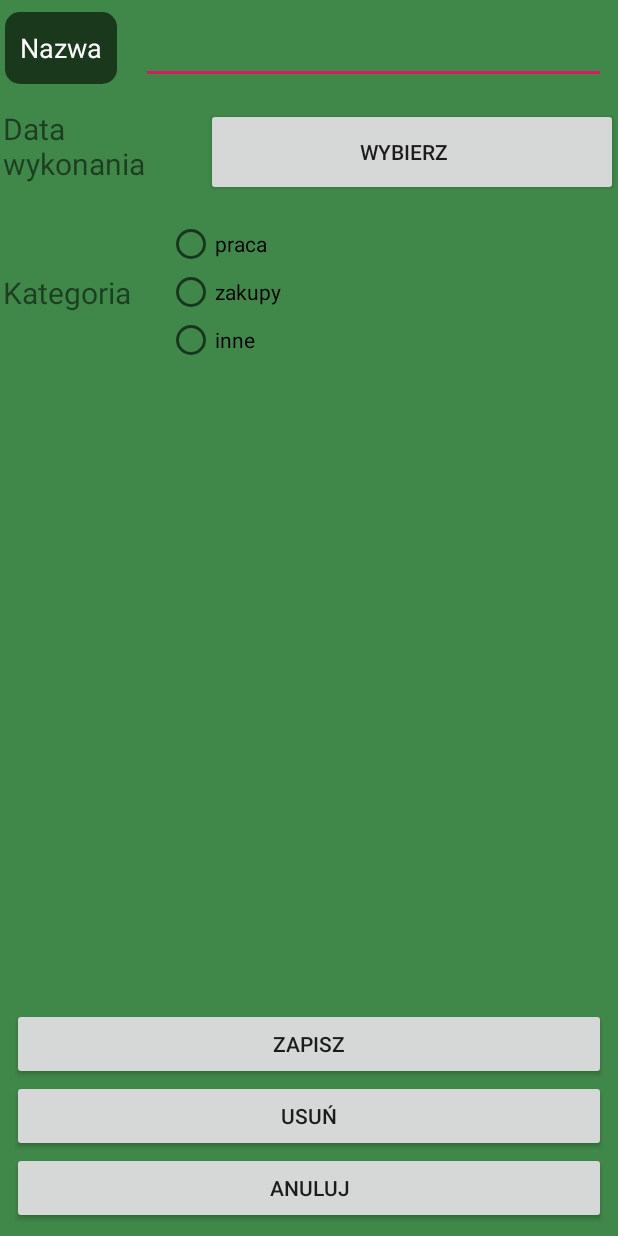
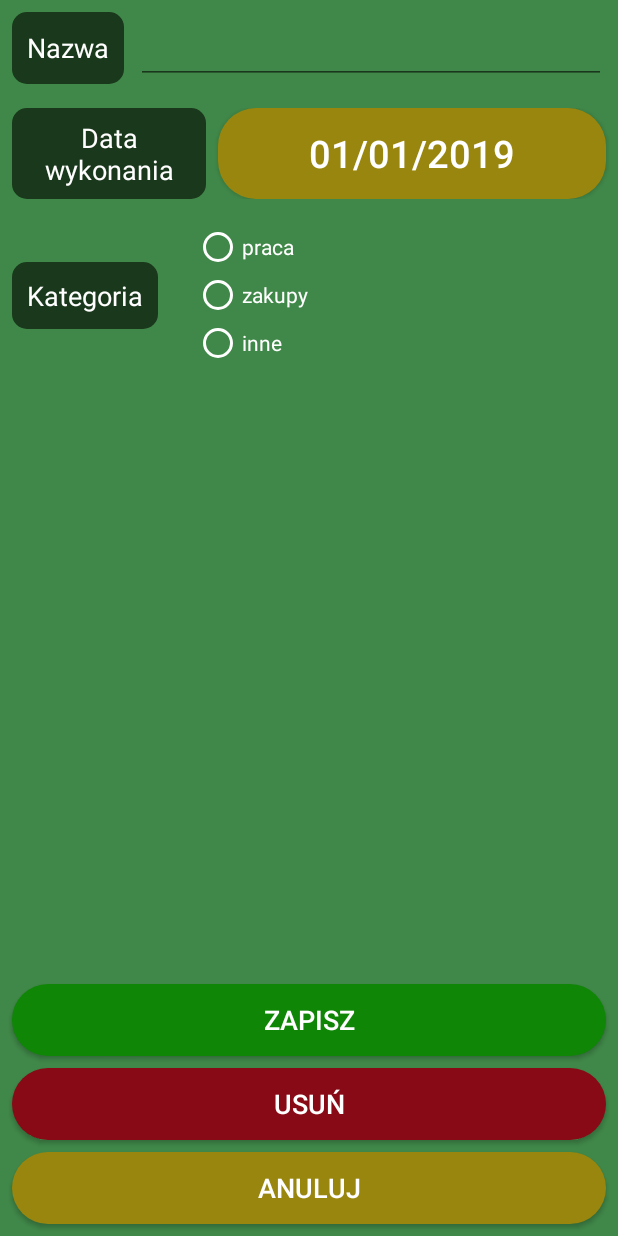
Before and after one commit to Rafi6677/ToDo-App---Android, an Android app: the layout activity_edit_task.xml on its own in the app's theme, with its tools: preview values and no code run, on a phone screen of 412 x 824 dp. Run offline under Robolectric (Android 15) with nearby library versions, the phone set to English and light mode, and no system bars.

Commit message:
Added scrollview to EditTaskActivity

```diff
--- a/app/src/main/java/com/example/todoapp/activities/EditTaskActivity.kt
+++ b/app/src/main/java/com/example/todoapp/activities/EditTaskActivity.kt
@@ -24,6 +24,8 @@ class EditTaskActivity : AppCompatActivity() {
     override fun onCreate(savedInstanceState: Bundle?) {
         super.onCreate(savedInstanceState)
         setContentView(R.layout.activity_edit_task)
+
+        supportActionBar?.title = "Edytuj zadanie:"
 
         setupData()
         prepareButtons()
--- a/app/src/main/res/layout/activity_add_task.xml
+++ b/app/src/main/res/layout/activity_add_task.xml
@@ -16,7 +16,8 @@
             app:layout_constraintEnd_toEndOf="parent"
             app:layout_constraintBottom_toTopOf="@+id/addTask_AddTaskButton" android:id="@+id/scrollView_AddTask"
             app:layout_constraintTop_toTopOf="parent"
-            app:layout_constraintHorizontal_bias="0.0" app:layout_constraintVertical_bias="0.0">
+            app:layout_constraintHorizontal_bias="0.0" app:layout_constraintVertical_bias="0.0"
+            android:layout_marginBottom="8dp">
         <android.support.constraint.ConstraintLayout
                 android:layout_width="match_parent"
                 android:layout_height="wrap_content" android:minWidth="100dp" android:minHeight="100dp">
@@ -30,11 +31,12 @@
                     android:gravity="center"
                     android:paddingLeft="10dp"
                     android:paddingRight="10dp"
+                    android:layout_marginStart="8dp"
                     app:layout_constraintStart_toStartOf="parent"
                     app:layout_constraintTop_toTopOf="@+id/taskName_AddTaskEditText"
                     app:layout_constraintBottom_toBottomOf="@+id/taskName_AddTaskEditText"
                     android:textColor="@android:color/white"
-                    android:background="@drawable/task_list_row_title_background" android:layout_marginStart="8dp"
+                    android:background="@drawable/task_list_row_title_background"
                     app:layout_constraintVertical_bias="1.0"/>
             <EditText
                     android:layout_width="0dp"
@@ -46,10 +48,10 @@
                     android:textSize="18sp"
                     android:layout_marginEnd="8dp"
                     app:layout_constraintEnd_toEndOf="parent"
+                    android:layout_marginStart="8dp"
                     android:layout_marginTop="8dp"
                     app:layout_constraintTop_toTopOf="parent"
                     android:hint="@string/new_task_name_hint"
-                    android:layout_marginStart="8dp"
                     app:layout_constraintHorizontal_bias="1.0"
                     android:textColor="@android:color/white"
                     android:textColorHint="@android:color/white"/>
@@ -155,9 +157,10 @@
             android:layout_marginStart="8dp"
             android:background="@drawable/add_task_button_background"
             android:textColor="@android:color/white"
-            android:textSize="20sp"
+            android:textSize="18sp"
             app:layout_constraintBottom_toTopOf="@+id/cancel_AddTaskButton"
-            android:layout_marginBottom="8dp"/>
+            android:layout_marginBottom="8dp"
+            app:layout_constraintTop_toBottomOf="@+id/scrollView_AddTask"/>
     <Button
             android:text="@string/new_task_cancel_button"
             android:layout_width="0dp"
@@ -169,8 +172,9 @@
             app:layout_constraintBottom_toBottomOf="parent"
             app:layout_constraintEnd_toEndOf="parent"
             android:layout_marginEnd="8dp"
-            android:background="@drawable/cancel_button_background"
+            android:background="@drawable/choose_date_button_background"
             android:textColor="@android:color/white"
-            android:textSize="20sp"/>
+            android:textSize="18sp"
+            app:layout_constraintTop_toBottomOf="@+id/addTask_AddTaskButton"/>
 
 </android.support.constraint.ConstraintLayout>
--- a/app/src/main/res/layout/activity_edit_task.xml
+++ b/app/src/main/res/layout/activity_edit_task.xml
@@ -6,7 +6,22 @@
         android:layout_width="match_parent"
         android:layout_height="match_parent"
         tools:context=".activities.EditTaskActivity"
-        android:background="@color/colorBackground">
+        android:background="@color/colorBackground"
+        android:focusableInTouchMode="true">
+
+    <ScrollView
+            android:layout_width="0dp"
+            android:layout_height="0dp"
+            app:layout_constraintBottom_toTopOf="@+id/editTask_EditTaskButton"
+            app:layout_constraintStart_toStartOf="parent"
+            app:layout_constraintEnd_toEndOf="parent"
+            app:layout_constraintTop_toTopOf="parent" app:layout_constraintHorizontal_bias="0.0"
+            android:layout_marginBottom="8dp" android:id="@+id/scrollView2">
+        <android.support.constraint.ConstraintLayout
+                android:layout_width="match_parent"
+                android:layout_height="wrap_content" app:layout_constraintStart_toStartOf="parent"
+                app:layout_constraintTop_toTopOf="parent" app:layout_constraintBottom_toBottomOf="parent"
+                app:layout_constraintEnd_toEndOf="parent">
 
             <TextView
                     android:id="@+id/taskName_EditTaskTextView"
@@ -17,8 +32,7 @@
                     android:gravity="center"
                     android:paddingLeft="10dp"
                     android:paddingRight="10dp"
-            android:layout_marginLeft="3dp"
-            android:layout_marginRight="3dp"
+                    android:layout_marginStart="8dp"
                     app:layout_constraintStart_toStartOf="parent"
                     app:layout_constraintTop_toTopOf="@+id/taskName_EditTaskEditText"
                     app:layout_constraintBottom_toBottomOf="@+id/taskName_EditTaskEditText"
@@ -31,26 +45,14 @@
                     android:ems="10"
                     android:id="@+id/taskName_EditTaskEditText"
                     app:layout_constraintStart_toEndOf="@+id/taskName_EditTaskTextView"
-            android:layout_marginStart="16dp"
-            android:layout_marginLeft="16dp"
+                    android:layout_marginStart="8dp"
                     android:textSize="20sp"
                     android:layout_marginEnd="8dp"
                     app:layout_constraintEnd_toEndOf="parent"
-            android:layout_marginRight="8dp"
                     android:layout_marginTop="8dp"
                     app:layout_constraintTop_toTopOf="parent"
                     android:textColor="@android:color/white"
                     android:textColorHint="@android:color/white"/>
-    <TextView
-            android:text="@string/new_task_category"
-            android:layout_width="wrap_content"
-            android:layout_height="wrap_content"
-            android:id="@+id/taskCategory_EditTaskTextView"
-            app:layout_constraintStart_toStartOf="parent"
-            android:textSize="20sp"
-            android:paddingLeft="2dp"
-            app:layout_constraintTop_toTopOf="@+id/taskCategory_EditTaskRadioGroup"
-            app:layout_constraintBottom_toBottomOf="@+id/taskCategory_EditTaskRadioGroup"/>
             <LinearLayout
                     android:orientation="horizontal"
                     android:layout_width="0dp"
@@ -66,22 +68,47 @@
                         android:layout_height="match_parent"
                         android:id="@+id/taskDate_EditTaskTextView"
                         android:layout_weight="2"
-                android:textSize="20sp"
-                android:paddingLeft="2dp"/>
+                        android:textSize="18sp"
+                        android:gravity="center"
+                        android:paddingLeft="10dp"
+                        android:paddingRight="10dp"
+                        android:layout_marginStart="8dp"
+                        android:layout_marginLeft="3dp"
+                        android:layout_marginRight="3dp"
+                        android:textColor="@android:color/white"
+                        android:background="@drawable/task_list_row_title_background"/>
                 <Button
-                android:text="@string/new_task_date_button"
+                        android:text="@string/new_task_date_hint"
                         android:layout_width="match_parent"
                         android:layout_height="match_parent"
                         android:id="@+id/editDate_EditTaskButton"
                         android:layout_weight="1"
-                android:paddingLeft="2dp"/>
+                        android:layout_marginLeft="8dp"
+                        android:layout_marginRight="8dp"
+                        android:background="@drawable/choose_date_button_background"
+                        android:textColor="@android:color/white"
+                        android:textSize="25sp"/>
             </LinearLayout>
+            <TextView
+                    android:text="@string/new_task_category"
+                    android:layout_width="wrap_content"
+                    android:layout_height="wrap_content"
+                    android:id="@+id/taskCategory_EditTaskTextView"
+                    app:layout_constraintStart_toStartOf="parent"
+                    android:textSize="18sp"
+                    android:gravity="center"
+                    android:padding="10dp"
+                    android:layout_marginStart="8dp"
+                    android:textColor="@android:color/white"
+                    android:background="@drawable/task_list_row_title_background"
+                    app:layout_constraintTop_toTopOf="@+id/taskCategory_EditTaskRadioGroup"
+                    app:layout_constraintBottom_toBottomOf="@+id/taskCategory_EditTaskRadioGroup"/>
             <RadioGroup
                     android:layout_width="0dp"
                     android:layout_height="wrap_content"
                     app:layout_constraintStart_toEndOf="@+id/taskCategory_EditTaskTextView"
-            android:layout_marginLeft="24dp" android:layout_marginStart="24dp" app:layout_constraintEnd_toEndOf="parent"
-            android:layout_marginEnd="8dp" android:layout_marginRight="8dp"
+                    android:layout_marginStart="24dp" app:layout_constraintEnd_toEndOf="parent"
+                    android:layout_marginEnd="8dp"
                     android:id="@+id/taskCategory_EditTaskRadioGroup"
                     app:layout_constraintHorizontal_bias="0.0"
                     android:layout_marginTop="16dp" app:layout_constraintTop_toBottomOf="@+id/linearLayout_EditTask">
@@ -90,44 +117,66 @@
                         android:layout_width="wrap_content"
                         android:layout_height="wrap_content"
                         android:id="@+id/categoryWork_EditTaskRadioButton"
-                android:layout_weight="1"/>
+                        android:layout_weight="1"
+                        android:textColor="@android:color/white"
+                        android:buttonTint="@android:color/white"/>
                 <RadioButton
                         android:text="@string/category_shopping"
                         android:layout_width="wrap_content"
                         android:layout_height="wrap_content"
                         android:id="@+id/categoryShopping_EditTaskRadioButton"
-                android:layout_weight="1"/>
+                        android:layout_weight="1"
+                        android:textColor="@android:color/white"
+                        android:buttonTint="@android:color/white"/>
                 <RadioButton
                         android:text="@string/category_other"
                         android:layout_width="wrap_content"
                         android:layout_height="wrap_content"
                         android:id="@+id/categoryOther_EditTaskRadioButton"
-                android:layout_weight="1"/>
+                        android:layout_weight="1"
+                        android:textColor="@android:color/white"
+                        android:buttonTint="@android:color/white"/>
             </RadioGroup>
+        </android.support.constraint.ConstraintLayout>
+    </ScrollView>
+    <Button
+            android:text="@string/new_task_cancel_button"
+            android:layout_width="0dp"
+            android:layout_height="wrap_content"
+            android:textColor="@android:color/white"
+            android:textSize="18sp"
+            android:id="@+id/cancel_EditTaskButton" app:layout_constraintStart_toStartOf="parent"
+            android:layout_marginStart="8dp" app:layout_constraintEnd_toEndOf="parent" android:layout_marginEnd="8dp"
+            android:layout_marginBottom="8dp"
+            app:layout_constraintBottom_toBottomOf="parent"
+            android:background="@drawable/choose_date_button_background"
+            app:layout_constraintTop_toBottomOf="@+id/deleteTask_EditTaskButton"/>
+    <Button
+            android:text="@string/edit_task_delete_button"
+            android:layout_width="0dp"
+            android:layout_height="wrap_content"
+            android:id="@+id/deleteTask_EditTaskButton"
+            android:textColor="@android:color/white"
+            android:textSize="18sp"
+            app:layout_constraintBottom_toTopOf="@+id/cancel_EditTaskButton"
+            app:layout_constraintStart_toStartOf="parent"
+            android:layout_marginStart="8dp" app:layout_constraintEnd_toEndOf="parent"
+            android:layout_marginEnd="8dp"
+            android:background="@drawable/cancel_button_background" android:layout_marginBottom="8dp"
+            app:layout_constraintTop_toBottomOf="@+id/editTask_EditTaskButton"/>
     <Button
             android:text="@string/edit_task_edit_button"
             android:layout_width="0dp"
             android:layout_height="wrap_content"
             android:id="@+id/editTask_EditTaskButton"
+            app:layout_constraintEnd_toEndOf="parent"
+            android:layout_marginEnd="8dp"
+            app:layout_constraintStart_toStartOf="parent"
+            android:layout_marginStart="8dp"
+            android:background="@drawable/add_task_button_background"
+            android:textColor="@android:color/white"
+            android:textSize="18sp"
             app:layout_constraintBottom_toTopOf="@+id/deleteTask_EditTaskButton"
-            app:layout_constraintStart_toStartOf="parent"
-            android:layout_marginLeft="8dp" android:layout_marginStart="8dp" app:layout_constraintEnd_toEndOf="parent"
-            android:layout_marginEnd="8dp" android:layout_marginRight="8dp"/>
-    <Button
-            android:text="@string/edit_task_delete_button"
-            android:layout_width="0dp"
-            android:layout_height="wrap_content"
-            android:id="@+id/deleteTask_EditTaskButton"
-            app:layout_constraintBottom_toTopOf="@+id/cancel_EditTaskButton"
-            app:layout_constraintStart_toStartOf="parent"
-            android:layout_marginLeft="8dp" android:layout_marginStart="8dp" app:layout_constraintEnd_toEndOf="parent"
-            android:layout_marginEnd="8dp" android:layout_marginRight="8dp"/>
-    <Button
-            android:text="@string/new_task_cancel_button"
-            android:layout_width="0dp"
-            android:layout_height="wrap_content"
-            android:id="@+id/cancel_EditTaskButton" app:layout_constraintStart_toStartOf="parent" android:layout_marginLeft="8dp"
-            android:layout_marginStart="8dp" app:layout_constraintEnd_toEndOf="parent" android:layout_marginEnd="8dp"
-            android:layout_marginRight="8dp" android:layout_marginBottom="8dp"
-            app:layout_constraintBottom_toBottomOf="parent"/>
+            android:layout_marginBottom="8dp" android:layout_marginTop="8dp"
+            app:layout_constraintTop_toBottomOf="@+id/scrollView2"/>
 </android.support.constraint.ConstraintLayout>
--- a/app/src/main/res/layout/task_list_row.xml
+++ b/app/src/main/res/layout/task_list_row.xml
@@ -5,8 +5,8 @@
         android:layout_height="wrap_content"
         android:orientation="horizontal"
         android:weightSum="3"
-        android:layout_marginBottom="2dp"
-        android:layout_marginTop="2dp">
+        android:layout_marginBottom="5dp"
+        android:layout_marginTop="5dp">
 
     <TextView
             android:text="@string/new_task_name"
```
Lines whose indentation alone changed are shown as unchanged.
